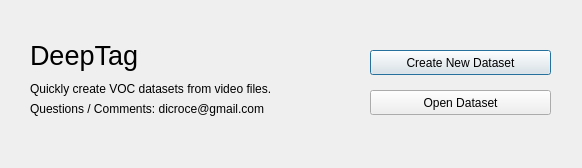
The window that startupdialog.ui (dicroce/deep_tag) describes before a commit, drawn with Qt 5.
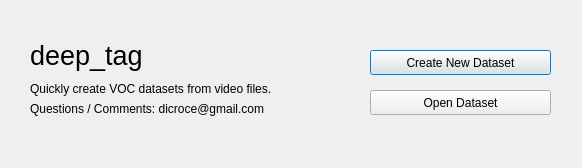
The same window after the commit.

Patch:
```diff
--- a/startupdialog.ui
+++ b/startupdialog.ui
@@ -28,7 +28,7 @@
     </font>
    </property>
    <property name="text">
-    <string>DeepTag</string>
+    <string>deep_tag</string>
    </property>
   </widget>
   <widget class="QPushButton" name="create_new_dataset">
```
